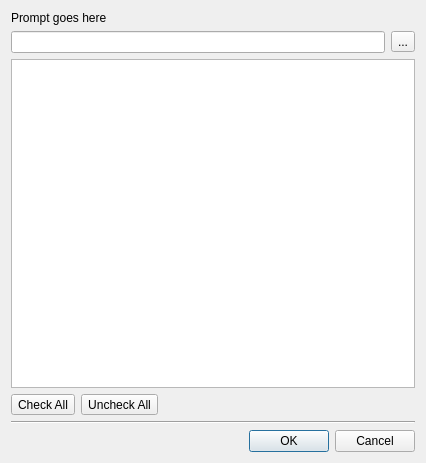
Before: the Qt Designer form src/tiled/addtilesetsdialog.ui in timbaker/tiled, drawn with Qt 5.
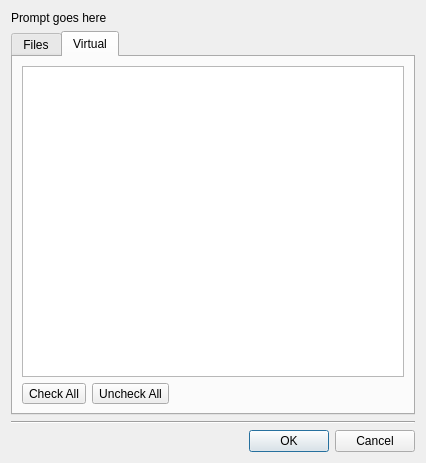
After: the same form once the commit is applied. The open tabs and pages were chosen to show the change.

Commit message: Virtual tilesets can now be used everywhere that non-virtual tilesets can.

```diff
--- a/src/tiled/addtilesetsdialog.ui
+++ b/src/tiled/addtilesetsdialog.ui
@@ -13,15 +13,28 @@
   <property name="windowTitle">
    <string>Add Tilesets</string>
   </property>
-  <layout class="QVBoxLayout" name="verticalLayout">
-   <item>
-    <widget class="QLabel" name="prompt">
-     <property name="text">
-      <string>Prompt goes here</string>
+  <layout class="QGridLayout" name="gridLayout_2">
+   <item row="3" column="0">
+    <widget class="QDialogButtonBox" name="buttonBox">
+     <property name="orientation">
+      <enum>Qt::Horizontal</enum>
+     </property>
+     <property name="standardButtons">
+      <set>QDialogButtonBox::Cancel|QDialogButtonBox::Ok</set>
      </property>
     </widget>
    </item>
-   <item>
+   <item row="1" column="0">
+    <widget class="QTabWidget" name="tabWidget">
+     <property name="currentIndex">
+      <number>0</number>
+     </property>
+     <widget class="QWidget" name="tab">
+      <attribute name="title">
+       <string>Files</string>
+      </attribute>
+      <layout class="QGridLayout" name="gridLayout">
+       <item row="1" column="0">
     <layout class="QHBoxLayout" name="pathLayout">
      <item>
       <widget class="QLineEdit" name="path">
@@ -39,10 +52,10 @@
      </item>
     </layout>
    </item>
-   <item>
+       <item row="2" column="0">
     <widget class="QListWidget" name="files"/>
    </item>
-   <item>
+       <item row="3" column="0">
     <layout class="QHBoxLayout" name="horizontalLayout">
      <item>
       <widget class="QToolButton" name="checkAll">
@@ -73,20 +86,62 @@
      </item>
     </layout>
    </item>
+      </layout>
+     </widget>
+     <widget class="QWidget" name="tab_2">
+      <attribute name="title">
+       <string>Virtual</string>
+      </attribute>
+      <layout class="QGridLayout" name="gridLayout_3">
+       <item row="0" column="0">
+        <widget class="QListWidget" name="virtualList"/>
+       </item>
+       <item row="1" column="0">
+        <layout class="QHBoxLayout" name="horizontalLayout_2">
    <item>
+          <widget class="QToolButton" name="vCheckAll">
+           <property name="text">
+            <string>Check All</string>
+           </property>
+          </widget>
+         </item>
+         <item>
+          <widget class="QToolButton" name="vUncheckAll">
+           <property name="text">
+            <string>Uncheck All</string>
+           </property>
+          </widget>
+         </item>
+         <item>
+          <spacer name="horizontalSpacer_2">
+           <property name="orientation">
+            <enum>Qt::Horizontal</enum>
+           </property>
+           <property name="sizeHint" stdset="0">
+            <size>
+             <width>40</width>
+             <height>20</height>
+            </size>
+           </property>
+          </spacer>
+         </item>
+        </layout>
+       </item>
+      </layout>
+     </widget>
+    </widget>
+   </item>
+   <item row="2" column="0">
     <widget class="Line" name="line">
      <property name="orientation">
       <enum>Qt::Horizontal</enum>
      </property>
     </widget>
    </item>
-   <item>
-    <widget class="QDialogButtonBox" name="buttonBox">
-     <property name="orientation">
-      <enum>Qt::Horizontal</enum>
-     </property>
-     <property name="standardButtons">
-      <set>QDialogButtonBox::Cancel|QDialogButtonBox::Ok</set>
+   <item row="0" column="0">
+    <widget class="QLabel" name="prompt">
+     <property name="text">
+      <string>Prompt goes here</string>
      </property>
     </widget>
    </item>
```
Lines whose indentation alone changed are shown as unchanged. The commit also changes 16 other files.
